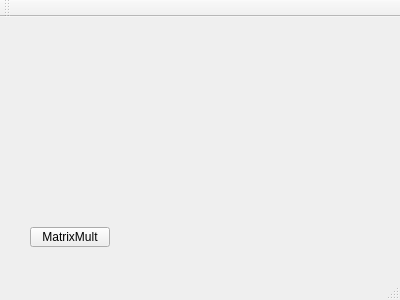
The window that mainwindow.ui (kevin14144/CoordinateRotate) describes before a commit, drawn with Qt 5.
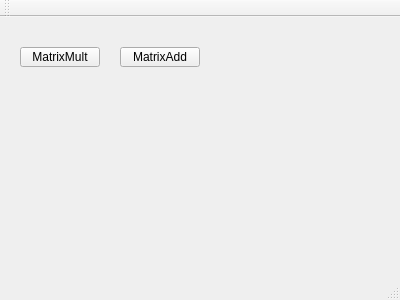
The same window after the commit.

```diff
--- a/mainwindow.ui
+++ b/mainwindow.ui
@@ -17,8 +17,8 @@
    <widget class="QPushButton" name="pushButton">
     <property name="geometry">
      <rect>
-      <x>30</x>
-      <y>210</y>
+      <x>20</x>
+      <y>30</y>
       <width>80</width>
       <height>20</height>
      </rect>
@@ -27,6 +27,19 @@
      <string>MatrixMult</string>
     </property>
    </widget>
+   <widget class="QPushButton" name="pushButton_2">
+    <property name="geometry">
+     <rect>
+      <x>120</x>
+      <y>30</y>
+      <width>80</width>
+      <height>20</height>
+     </rect>
+    </property>
+    <property name="text">
+     <string>MatrixAdd</string>
+    </property>
+   </widget>
   </widget>
   <widget class="QMenuBar" name="menuBar">
    <property name="geometry">
```
